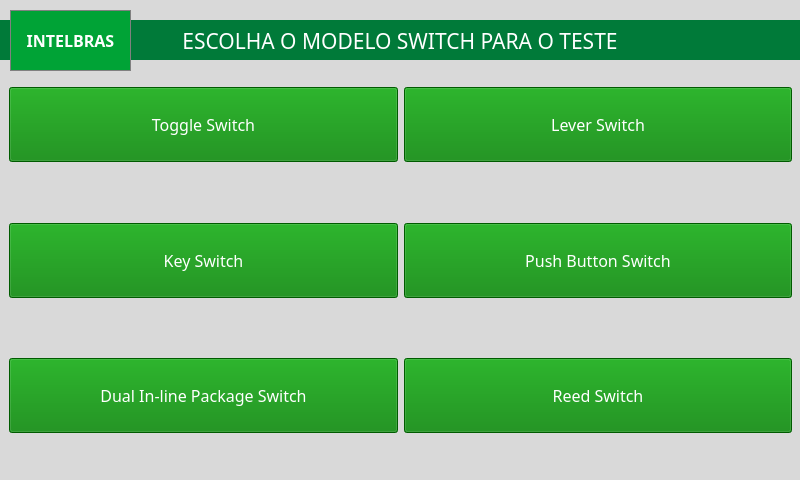
Above: src/IHM/src/view/first_screen/main.ui from JoaoPedroMarimon/ins_test before the change. Below: the same form after it.
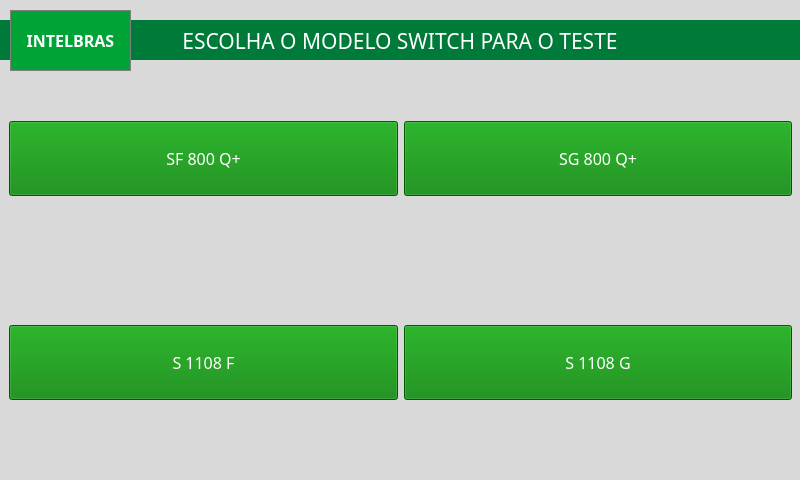
That is the form after the change.

Commit message: update: modify model label's

The edit to the form file:
```diff
--- a/src/IHM/src/view/first_screen/main.ui
+++ b/src/IHM/src/view/first_screen/main.ui
@@ -120,7 +120,7 @@
              <string notr="true">background-color: #008000; color: white;</string>
             </property>
             <property name="text">
-             <string>Toggle Switch</string>
+             <string>SF 800 Q+</string>
             </property>
            </widget>
           </item>
@@ -143,7 +143,7 @@
              <string notr="true">background-color: #008000; color: white;</string>
             </property>
             <property name="text">
-             <string>Lever Switch</string>
+             <string>SG 800 Q+</string>
             </property>
            </widget>
           </item>
@@ -176,7 +176,7 @@
              <string notr="true">background-color: #008000; color: white;</string>
             </property>
             <property name="text">
-             <string>Key Switch</string>
+             <string>S 1108 F</string>
             </property>
            </widget>
           </item>
@@ -199,63 +199,7 @@
              <string notr="true">background-color: #008000; color: white;</string>
             </property>
             <property name="text">
-             <string>Push Button Switch</string>
-            </property>
-           </widget>
-          </item>
-         </layout>
-        </item>
-       </layout>
-      </widget>
-     </item>
-     <item>
-      <widget class="QWidget" name="widget_2" native="true">
-       <layout class="QHBoxLayout" name="horizontalLayout_5">
-        <item>
-         <layout class="QHBoxLayout" name="horizontalLayout_3">
-          <item>
-           <widget class="QPushButton" name="button_model_e">
-            <property name="maximumSize">
-             <size>
-              <width>400</width>
-              <height>75</height>
-             </size>
-            </property>
-            <property name="font">
-             <font>
-              <family>Helvetica Now Var Text Medium</family>
-              <pointsize>12</pointsize>
-              <bold>false</bold>
-             </font>
-            </property>
-            <property name="styleSheet">
-             <string notr="true">background-color: #008000; color: white;</string>
-            </property>
-            <property name="text">
-             <string>Dual In-line Package Switch</string>
-            </property>
-           </widget>
-          </item>
-          <item>
-           <widget class="QPushButton" name="button_model_f">
-            <property name="maximumSize">
-             <size>
-              <width>400</width>
-              <height>75</height>
-             </size>
-            </property>
-            <property name="font">
-             <font>
-              <family>Helvetica Now Var Micro Medium</family>
-              <pointsize>12</pointsize>
-              <bold>false</bold>
-             </font>
-            </property>
-            <property name="styleSheet">
-             <string notr="true">background-color: #008000; color: white;</string>
-            </property>
-            <property name="text">
-             <string>Reed Switch</string>
+             <string>S 1108 G</string>
             </property>
            </widget>
           </item>
```
The commit also changes 2 other files.
